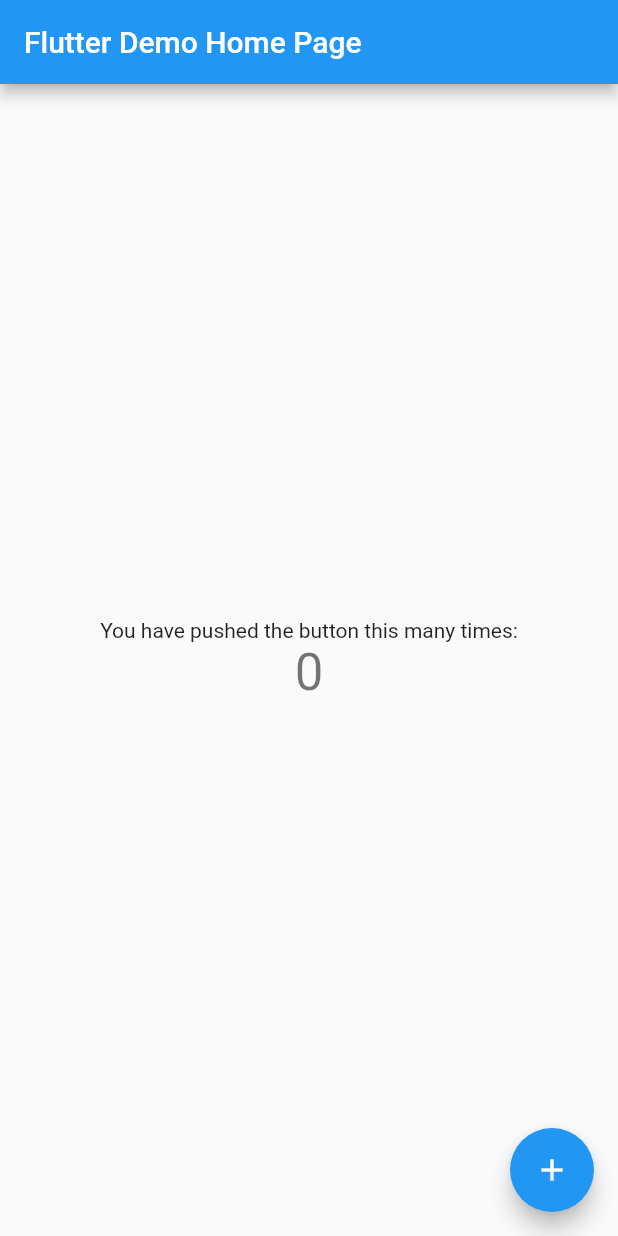
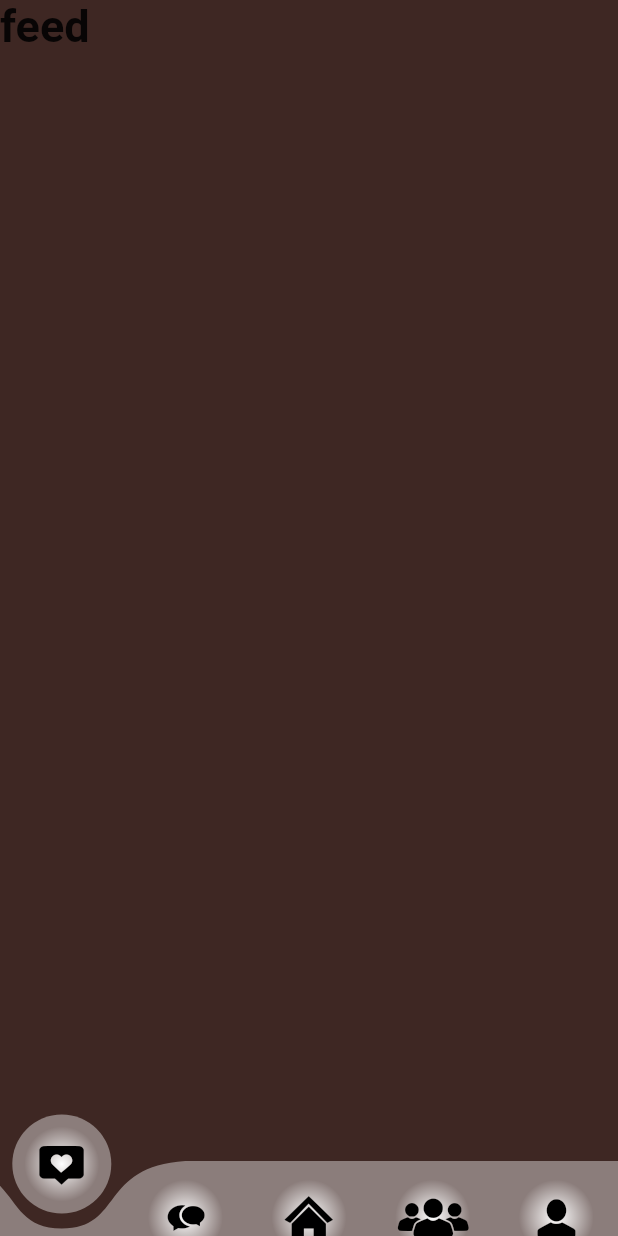
Before and after one commit to appteam-nith/hillffair2022_frontend, a Flutter app: the screen it shows after launch, on a phone screen of 412 x 824 dp. Run offline on Flutter 3.47's test engine with Material 2 defaults, Android fonts, the phone set to English and light mode, and no system bars; drawn by our look-alikes of curved_navigation_bar.

```diff
--- /dev/null
+++ b/lib/icons.dart
@@ -0,0 +1,14 @@
+import 'package:flutter/widgets.dart';
+
+class CustomAppIcon {
+  CustomAppIcon._();
+
+  static const _kFontFam = 'CustomAppIcon';
+  static const String? _kFontPkg = null;
+
+  static const IconData chat = IconData(0xe800, fontFamily: _kFontFam, fontPackage: _kFontPkg);
+  static const IconData feed = IconData(0xe801, fontFamily: _kFontFam, fontPackage: _kFontPkg);
+  static const IconData groups = IconData(0xe802, fontFamily: _kFontFam, fontPackage: _kFontPkg);
+  static const IconData home = IconData(0xe803, fontFamily: _kFontFam, fontPackage: _kFontPkg);
+  static const IconData profile = IconData(0xe804, fontFamily: _kFontFam, fontPackage: _kFontPkg);
+}
--- a/lib/main.dart
+++ b/lib/main.dart
@@ -1,115 +1,162 @@
+import 'package:curved_navigation_bar/curved_navigation_bar.dart';
+import 'package:hillffair2022_frontend/icons.dart';
 import 'package:flutter/material.dart';
+
 
 void main() {
   runApp(const MyApp());
 }
 
 class MyApp extends StatelessWidget {
-  const MyApp({super.key});
+  const MyApp({Key? key}) : super(key: key);
 
-  // This widget is the root of your application.
   @override
   Widget build(BuildContext context) {
-    return MaterialApp(
-      title: 'Flutter Demo',
-      theme: ThemeData(
-        // This is the theme of your application.
-        //
-        // Try running your application with "flutter run". You'll see the
-        // application has a blue toolbar. Then, without quitting the app, try
-        // changing the primarySwatch below to Colors.green and then invoke
-        // "hot reload" (press "r" in the console where you ran "flutter run",
-        // or simply save your changes to "hot reload" in a Flutter IDE).
-        // Notice that the counter didn't reset back to zero; the application
-        // is not restarted.
-        primarySwatch: Colors.blue,
-      ),
-      home: const MyHomePage(title: 'Flutter Demo Home Page'),
+    return const MaterialApp(
+      debugShowCheckedModeBanner: false,
+      title: 'r',
+      home: HomePage(),
     );
   }
 }
 
-class MyHomePage extends StatefulWidget {
-  const MyHomePage({super.key, required this.title});
-
-  // This widget is the home page of your application. It is stateful, meaning
-  // that it has a State object (defined below) that contains fields that affect
-  // how it looks.
-
-  // This class is the configuration for the state. It holds the values (in this
-  // case the title) provided by the parent (in this case the App widget) and
-  // used by the build method of the State. Fields in a Widget subclass are
-  // always marked "final".
-
-  final String title;
+class HomePage extends StatefulWidget {
+  const HomePage({Key? key}) : super(key: key);
 
   @override
-  State<MyHomePage> createState() => _MyHomePageState();
+  State<HomePage> createState() => _HomePageState();
 }
 
-class _MyHomePageState extends State<MyHomePage> {
-  int _counter = 0;
+class _HomePageState extends State<HomePage> {
+  int _selectedIndex = 0;
+  static const TextStyle optionStyle = TextStyle(
+      fontSize: 30, fontWeight: FontWeight.bold);
 
-  void _incrementCounter() {
+  static const List<Widget> _widgetOptions = <Widget>[
+    Text('feed',
+        style: optionStyle),
+    Text('chatting',
+        style: optionStyle),
+    Text('home',
+        style: optionStyle),
+    Text('wallet',
+        style: optionStyle),
+    Text('profile',
+        style: optionStyle),
+  ];
+
+  void _onItemTapped(int index) {
     setState(() {
-      // This call to setState tells the Flutter framework that something has
-      // changed in this State, which causes it to rerun the build method below
-      // so that the display can reflect the updated values. If we changed
-      // _counter without calling setState(), then the build method would not be
-      // called again, and so nothing would appear to happen.
-      _counter++;
+      _selectedIndex = index;
     });
   }
 
   @override
   Widget build(BuildContext context) {
-    // This method is rerun every time setState is called, for instance as done
-    // by the _incrementCounter method above.
-    //
-    // The Flutter framework has been optimized to make rerunning build methods
-    // fast, so that you can just rebuild anything that needs updating rather
-    // than having to individually change instances of widgets.
     return Scaffold(
-      appBar: AppBar(
-        // Here we take the value from the MyHomePage object that was created by
-        // the App.build method, and use it to set our appbar title.
-        title: Text(widget.title),
+      body: _widgetOptions[_selectedIndex],
+      backgroundColor: const Color(0xFF3E2723),
+      //backgroundColor: Colors.green.shade900,
+      bottomNavigationBar: CurvedNavigationBar(
+        height: 50,
+        buttonBackgroundColor: Colors.white30.withOpacity(0.4),
+        backgroundColor: const Color(0xFF3E2723),
+        color: Colors.white30.withOpacity(0.4),
+        animationCurve: Curves.easeInOut.flipped,
+        animationDuration: const Duration(milliseconds: 350),
+        items:  [
+          Container(
+              margin:  const EdgeInsets.all(0),
+              width: 50,
+              height: 50,
+              decoration:  BoxDecoration(
+                  shape: BoxShape.circle,
+                  gradient: RadialGradient(
+                      colors:[
+                        Colors.white,Colors.white30.withOpacity(0),
+                      ]
+                  )
+              ),
+              child: Icon(
+                CustomAppIcon.feed, color: Colors.black,
+                size: (_selectedIndex == 0) ? 30 : 30,
+              )
+
+          ),
+          Container(
+              margin: const EdgeInsets.all(0),
+              width: 50,
+              height: 50,
+              decoration: BoxDecoration(
+                  shape: BoxShape.circle,
+                  gradient: RadialGradient(
+                      colors:[
+                        Colors.white,Colors.white30.withOpacity(0),
+                      ]
+                  )
+              ),
+              child: Icon(
+                CustomAppIcon.chat, color: Colors.black,
+                size: (_selectedIndex == 1) ? 35 : 30,
+              )
+          ),
+          Container(
+              margin: const EdgeInsets.all(0),
+              width: 50,
+              height: 50,
+              decoration: BoxDecoration(
+                  shape: BoxShape.circle,
+                  gradient: RadialGradient(
+                      colors:[
+                        Colors.white,Colors.white30.withOpacity(0),
+                      ]
+                  )
+              ),
+              child: Icon(
+                CustomAppIcon.home, color: Colors.black,
+                size: (_selectedIndex == 2) ? 30 : 30,
+              )
+          ),
+          Container(
+              margin: const EdgeInsets.all(0),
+              width: 50,
+              height: 50,
+              decoration:  BoxDecoration(
+                shape: BoxShape.circle,
+                gradient: RadialGradient(
+                  colors:[
+                    Colors.white,Colors.white30.withOpacity(0),
+                  ],
+                ),
+
+              ),
+              child: Icon(
+                CustomAppIcon.groups, color: Colors.black,
+                size: (_selectedIndex == 3) ? 30: 30,
+              )
+          ),
+          Container(
+              margin: const EdgeInsets.all(0),
+              width: 50,
+              height: 50,
+              decoration: BoxDecoration(
+                  shape: BoxShape.circle,
+                  gradient: RadialGradient(
+                      colors:[
+                        Colors.white,Colors.white30.withOpacity(0),
+                      ]
+                  )
+              ),
+              child: Icon(
+                CustomAppIcon.profile, color: Colors.black,
+                size: (_selectedIndex == 4) ? 30 : 30,
+              )
+          ),
+
+
+        ],
+        onTap: _onItemTapped,
       ),
-      body: Center(
-        // Center is a layout widget. It takes a single child and positions it
-        // in the middle of the parent.
-        child: Column(
-          // Column is also a layout widget. It takes a list of children and
-          // arranges them vertically. By default, it sizes itself to fit its
-          // children horizontally, and tries to be as tall as its parent.
-          //
-          // Invoke "debug painting" (press "p" in the console, choose the
-          // "Toggle Debug Paint" action from the Flutter Inspector in Android
-          // Studio, or the "Toggle Debug Paint" command in Visual Studio Code)
-          // to see the wireframe for each widget.
-          //
-          // Column has various properties to control how it sizes itself and
-          // how it positions its children. Here we use mainAxisAlignment to
-          // center the children vertically; the main axis here is the vertical
-          // axis because Columns are vertical (the cross axis would be
-          // horizontal).
-          mainAxisAlignment: MainAxisAlignment.center,
-          children: <Widget>[
-            const Text(
-              'You have pushed the button this many times:',
-            ),
-            Text(
-              '$_counter',
-              style: Theme.of(context).textTheme.headline4,
-            ),
-          ],
-        ),
-      ),
-      floatingActionButton: FloatingActionButton(
-        onPressed: _incrementCounter,
-        tooltip: 'Increment',
-        child: const Icon(Icons.add),
-      ), // This trailing comma makes auto-formatting nicer for build methods.
     );
   }
 }
```
Also changed, not shown: pubspec.yaml (+5 -2 lines), fonts/CustomAppIcon.ttf (added), pubspec.lock.
